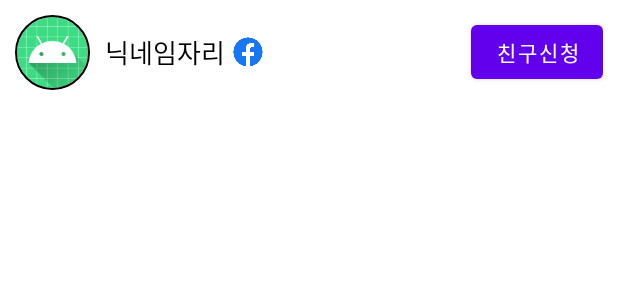
After one commit to hr955/FinalProject, an Android app: the layout item_search_friend_list.xml on its own in the app's theme, with its tools: preview values and no code run, on a phone screen of 412 x 824 dp. The commit adds this screen. Shown: the top 300 px of the screen. Run offline under Robolectric (Android 15) with nearby library versions, the phone set to English and light mode, and no system bars; network calls fail.

Commit message:
feat #10 친구 요청 보내기 기능 추가

```diff
--- a/app/src/main/java/com/example/finalproject/AddFriendActivity.kt
+++ b/app/src/main/java/com/example/finalproject/AddFriendActivity.kt
@@ -1,6 +1,7 @@
 package com.example.finalproject
 
 import android.os.Bundle
+import android.widget.Toast
 import androidx.databinding.DataBindingUtil
 import androidx.recyclerview.widget.LinearLayoutManager
 import com.example.finalproject.adapters.UserSearchListAdapter
@@ -27,6 +28,10 @@ class AddFriendActivity : BaseActivity() {
 
     override fun setupEvents() {
         binding.btnSearch.setOnClickListener {
+            if(binding.edtKeyword.text.length < 2){
+                Toast.makeText(mContext, "검색어는 2자 이상 입력해주세요", Toast.LENGTH_SHORT).show()
+                return@setOnClickListener
+            }
             getSearchUserListFromServer()
         }
     }
--- a/app/src/main/java/com/example/finalproject/adapters/FriendsListViewPagerAdapter.kt
+++ b/app/src/main/java/com/example/finalproject/adapters/FriendsListViewPagerAdapter.kt
@@ -4,6 +4,7 @@ import androidx.fragment.app.Fragment
 import androidx.fragment.app.FragmentManager
 import androidx.fragment.app.FragmentPagerAdapter
 import com.example.finalproject.fragments.MyFriendsListFragment
+import com.example.finalproject.fragments.RequestedFriendListFragment
 
 class FriendsListViewPagerAdapter(fm: FragmentManager) : FragmentPagerAdapter(fm) {
 
@@ -11,7 +12,7 @@ class FriendsListViewPagerAdapter(fm: FragmentManager) : FragmentPagerAdapter(fm
 
     override fun getItem(position: Int): Fragment = when (position) {
         0 -> MyFriendsListFragment()
-        else -> MyFriendsListFragment()
+        else -> RequestedFriendListFragment()
     }
 
     override fun getPageTitle(position: Int): CharSequence? = when (position) {
--- a/app/src/main/res/layout/activity_add_friend.xml
+++ b/app/src/main/res/layout/activity_add_friend.xml
@@ -33,7 +33,8 @@
         <androidx.recyclerview.widget.RecyclerView
             android:id="@+id/rv_search_list"
             android:layout_width="match_parent"
-            android:layout_height="wrap_content" />
+            android:layout_height="wrap_content"
+            android:layout_marginTop="20dp" />
 
     </LinearLayout>
 </layout>
--- /dev/null
+++ b/app/src/main/res/layout/item_search_friend_list.xml
@@ -0,0 +1,46 @@
+<?xml version="1.0" encoding="utf-8"?>
+<layout>
+
+    <LinearLayout xmlns:android="http://schemas.android.com/apk/res/android"
+        xmlns:app="http://schemas.android.com/apk/res-auto"
+        android:layout_width="match_parent"
+        android:layout_height="wrap_content"
+        android:gravity="center_vertical"
+        android:padding="10dp">
+
+        <de.hdodenhof.circleimageview.CircleImageView
+            android:id="@+id/iv_friend_profile"
+            android:layout_width="50dp"
+            android:layout_height="50dp"
+            android:src="@mipmap/ic_launcher"
+            app:civ_border_width="1dp" />
+
+        <TextView
+            android:id="@+id/txt_friend_nickname"
+            android:layout_width="wrap_content"
+            android:layout_height="wrap_content"
+            android:layout_marginLeft="10dp"
+            android:text="닉네임자리"
+            android:textColor="@color/black"
+            android:textSize="17sp" />
+
+        <ImageView
+            android:id="@+id/iv_provider"
+            android:layout_width="20dp"
+            android:layout_height="20dp"
+            android:layout_marginLeft="5dp"
+            android:src="@drawable/ic_facebook_logo_color" />
+
+        <TextView
+            android:layout_width="0dp"
+            android:layout_height="wrap_content"
+            android:layout_weight="1" />
+
+        <Button
+            android:id="@+id/btn_request_friend"
+            android:layout_width="wrap_content"
+            android:layout_height="wrap_content"
+            android:text="친구신청" />
+
+    </LinearLayout>
+</layout>
```
Also changed, not shown: app/src/main/java/com/example/finalproject/adapters/UserSearchListAdapter.kt (+49 -5 lines), app/src/main/java/com/example/finalproject/web/ServerAPIService.kt (+7 -0 lines).
